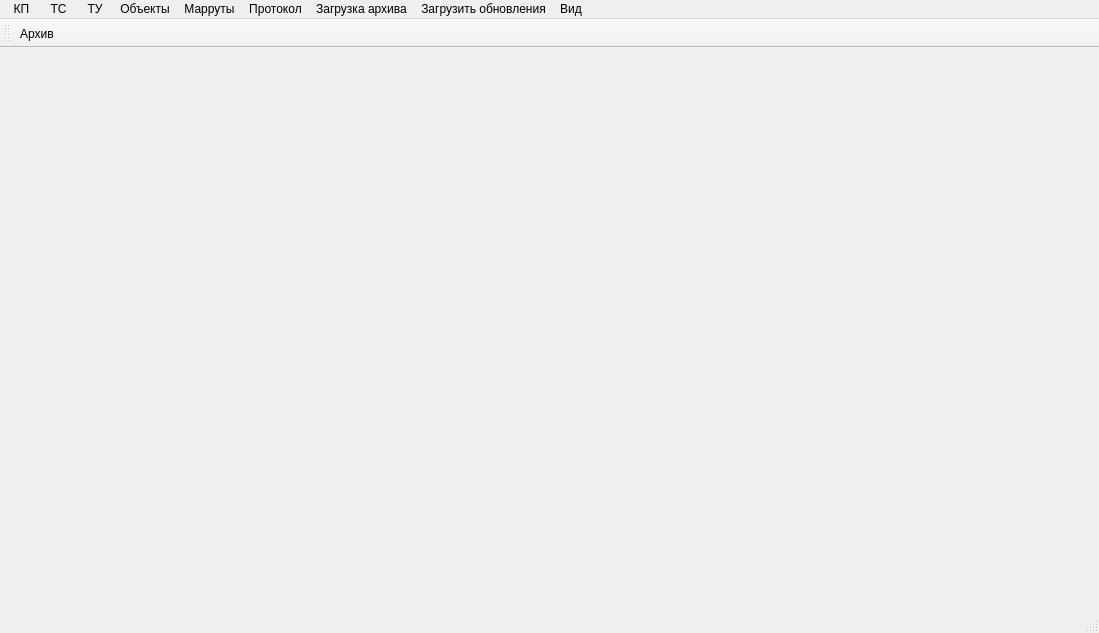
The window that armtools/mainwindow.ui (eugene-pa/armdncqt) describes before a commit, drawn with Qt 5.
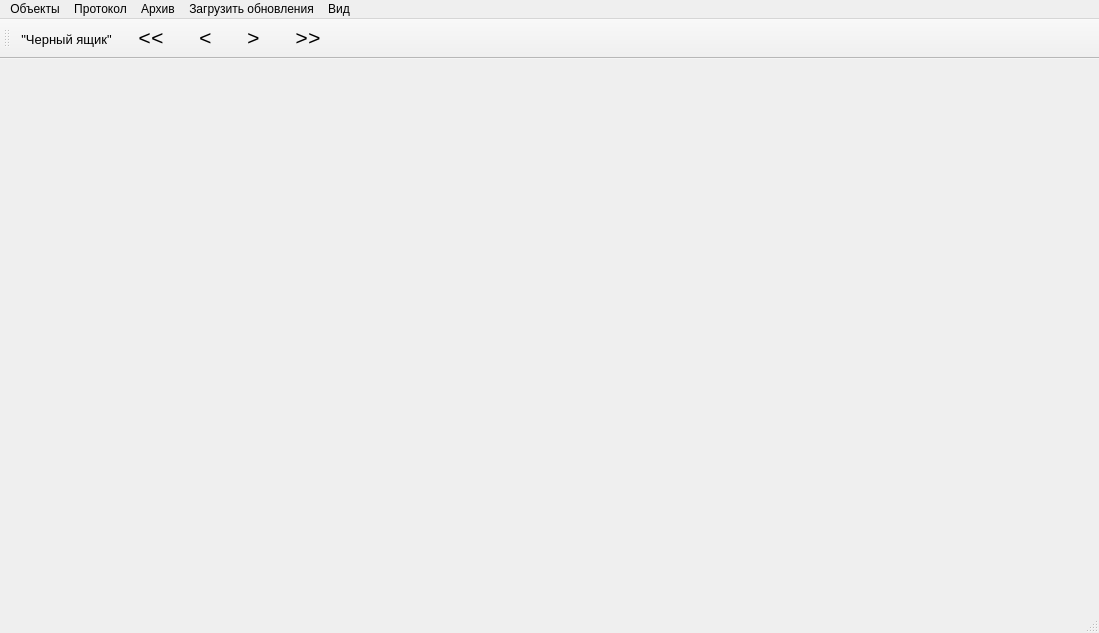
The same window after the commit.

The edit to the form file:
```diff
--- a/armtools/mainwindow.ui
+++ b/armtools/mainwindow.ui
@@ -23,21 +23,6 @@
      <height>21</height>
     </rect>
    </property>
-   <widget class="QMenu" name="menu">
-    <property name="title">
-     <string> КП </string>
-    </property>
-   </widget>
-   <widget class="QMenu" name="menu_2">
-    <property name="title">
-     <string> ТС </string>
-    </property>
-   </widget>
-   <widget class="QMenu" name="menu_3">
-    <property name="title">
-     <string> ТУ </string>
-    </property>
-   </widget>
    <widget class="QMenu" name="menu_4">
     <property name="title">
      <string>Объекты</string>
@@ -50,11 +35,6 @@
     <addaction name="action_6"/>
     <addaction name="action_8"/>
    </widget>
-   <widget class="QMenu" name="menu_5">
-    <property name="title">
-     <string>Марруты</string>
-    </property>
-   </widget>
    <widget class="QMenu" name="menu_6">
     <property name="title">
      <string>Протокол</string>
@@ -62,7 +42,7 @@
    </widget>
    <widget class="QMenu" name="menu_7">
     <property name="title">
-     <string>Загрузка архива</string>
+     <string>Архив</string>
     </property>
    </widget>
    <widget class="QMenu" name="menu_8">
@@ -75,17 +55,24 @@
      <string>Вид</string>
     </property>
    </widget>
-   <addaction name="menu"/>
-   <addaction name="menu_2"/>
-   <addaction name="menu_3"/>
    <addaction name="menu_4"/>
-   <addaction name="menu_5"/>
    <addaction name="menu_6"/>
    <addaction name="menu_7"/>
    <addaction name="menu_8"/>
    <addaction name="menu_9"/>
   </widget>
   <widget class="QToolBar" name="mainToolBar">
+   <property name="minimumSize">
+    <size>
+     <width>0</width>
+     <height>36</height>
+    </size>
+   </property>
+   <property name="font">
+    <font>
+     <pointsize>10</pointsize>
+    </font>
+   </property>
    <attribute name="toolBarArea">
     <enum>TopToolBarArea</enum>
    </attribute>
@@ -93,19 +80,12 @@
     <bool>false</bool>
    </attribute>
    <addaction name="actionBlackbox"/>
+   <addaction name="actionPrev"/>
+   <addaction name="actionReverce"/>
+   <addaction name="actionPlay"/>
+   <addaction name="actionNext"/>
   </widget>
   <widget class="QStatusBar" name="statusBar"/>
-  <action name="actionBlackbox">
-   <property name="checkable">
-    <bool>true</bool>
-   </property>
-   <property name="text">
-    <string>     Архив    </string>
-   </property>
-   <property name="toolTip">
-    <string>Просмотр &quot;черного ящика&quot;</string>
-   </property>
-  </action>
   <action name="action_2">
    <property name="text">
     <string>РЦ</string>
@@ -136,6 +116,123 @@
     <string>Перегоны</string>
    </property>
   </action>
+  <action name="actionPrev">
+   <property name="text">
+    <string>&lt;&lt;</string>
+   </property>
+   <property name="toolTip">
+    <string>Шаг назад</string>
+   </property>
+   <property name="font">
+    <font>
+     <family>Consolas</family>
+     <pointsize>16</pointsize>
+     <weight>50</weight>
+     <bold>false</bold>
+    </font>
+   </property>
+  </action>
+  <action name="actionReverce">
+   <property name="checkable">
+    <bool>true</bool>
+   </property>
+   <property name="text">
+    <string>&lt;</string>
+   </property>
+   <property name="toolTip">
+    <string>Воспроизведение назад</string>
+   </property>
+   <property name="font">
+    <font>
+     <family>Consolas</family>
+     <pointsize>16</pointsize>
+    </font>
+   </property>
+  </action>
+  <action name="actionPlay">
+   <property name="checkable">
+    <bool>true</bool>
+   </property>
+   <property name="text">
+    <string>&gt;</string>
+   </property>
+   <property name="toolTip">
+    <string>Воспроизведение</string>
+   </property>
+   <property name="font">
+    <font>
+     <family>Consolas</family>
+     <pointsize>16</pointsize>
+    </font>
+   </property>
+  </action>
+  <action name="actionNext">
+   <property name="text">
+    <string>&gt;&gt;</string>
+   </property>
+   <property name="toolTip">
+    <string>Шаг вперед</string>
+   </property>
+   <property name="font">
+    <font>
+     <family>Consolas</family>
+     <pointsize>16</pointsize>
+    </font>
+   </property>
+  </action>
+  <action name="action">
+   <property name="text">
+    <string>Шаг,мин:</string>
+   </property>
+  </action>
+  <action name="action_5">
+   <property name="text">
+    <string>КП</string>
+   </property>
+  </action>
+  <action name="action_9">
+   <property name="text">
+    <string>ТС</string>
+   </property>
+  </action>
+  <action name="action_10">
+   <property name="text">
+    <string>ТУ</string>
+   </property>
+  </action>
+  <action name="action_11">
+   <property name="text">
+    <string>ОТУ</string>
+   </property>
+  </action>
+  <action name="action_13">
+   <property name="text">
+    <string>Маршруты</string>
+   </property>
+  </action>
+  <action name="action_14">
+   <property name="text">
+    <string>Протокол событий</string>
+   </property>
+  </action>
+  <action name="action_15">
+   <property name="text">
+    <string>Протокол работы модуля</string>
+   </property>
+  </action>
+  <action name="actionBlackbox">
+   <property name="checkable">
+    <bool>true</bool>
+   </property>
+   <property name="text">
+    <string>&quot;Черный ящик&quot;</string>
+   </property>
+  </action>
+  <action name="action_17">
+   <property name="text">
+    <string>Удаление временных файлов</string>
+   </property>
+  </action>
  </widget>
  <layoutdefault spacing="6" margin="11"/>
  <resources/>
```
Left out of the diff: 10 changed lines with no effect on the pictures.
